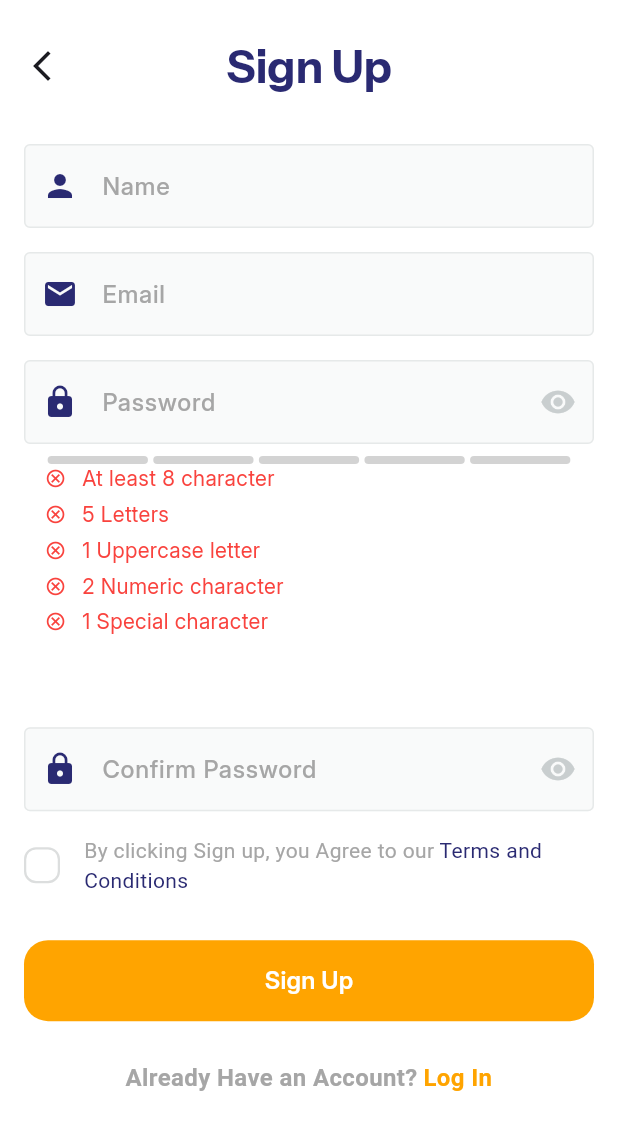
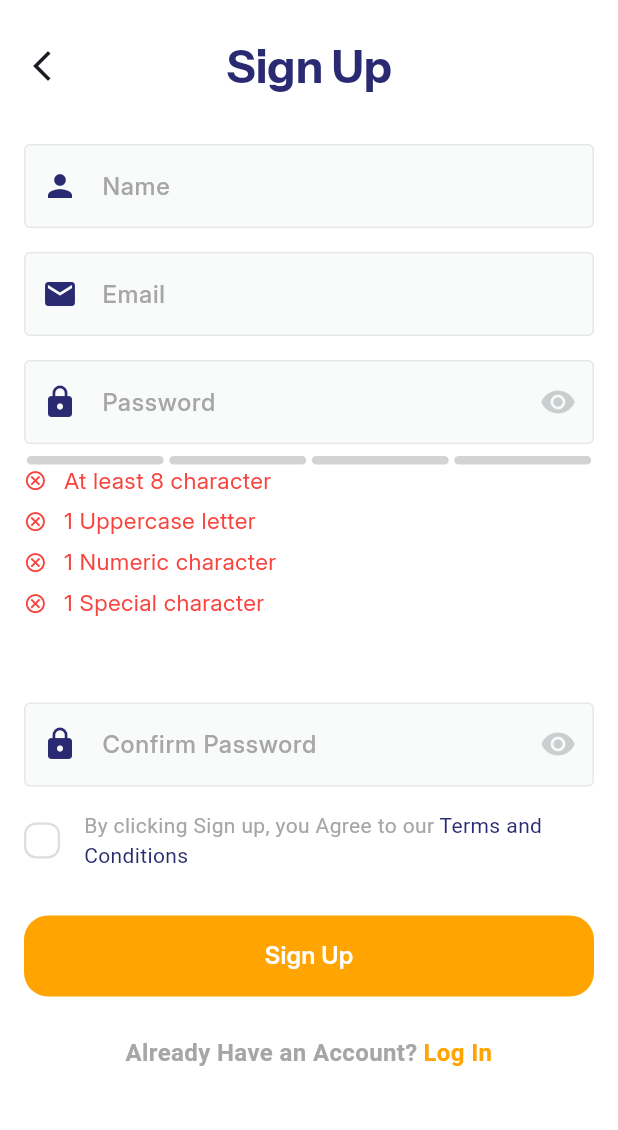
Before and after one commit to islambahaaa/Civix, a Flutter app: the SignUpView screen opened by its route, on a phone screen of 412 x 824 dp. Shown: the top 1130 px of the screen. Run offline on Flutter 3.47's test engine with Material 3 defaults, Android fonts, the phone set to English and light mode, and no system bars; drawn by our look-alikes of flutter_pw_validator; our stand-ins replace bloc, dartz, dots_indicator, email_validator, flutter_bloc, get_it and 5 more; missing offline and left inert: dart:ffi, svg_flutter; accounts and stored records are empty; project files that could hold a hidden picture were left out.

Commit message:
added some spacing

```diff
--- a/lib/core/widgets/custom_text_form_field.dart
+++ b/lib/core/widgets/custom_text_form_field.dart
@@ -1,3 +1,4 @@
+import 'package:civix_app/core/helper_functions/build_snack_bar.dart';
 import 'package:civix_app/core/utils/app_colors.dart';
 import 'package:civix_app/core/utils/app_text_styles.dart';
 import 'package:email_validator/email_validator.dart';
@@ -29,6 +30,7 @@ class CustomTextFormField extends StatelessWidget {
   Widget build(BuildContext context) {
     return TextFormField(
       controller: controller,
+      textInputAction: TextInputAction.next,
       obscureText: obscureText,
       onSaved: onSaved,
       onChanged: onChanged,
@@ -37,6 +39,7 @@ class CustomTextFormField extends StatelessWidget {
           return 'This Field is required';
         } else if (isEmailform) {
           if (!EmailValidator.validate(value)) {
+            buildSnackBar(context, 'Enter a valid email');
             return 'Enter a valid email';
           }
         }
--- a/lib/core/widgets/password_validator.dart
+++ b/lib/core/widgets/password_validator.dart
@@ -1,5 +1,6 @@
 import 'package:civix_app/core/utils/app_colors.dart';
 import 'package:flutter/material.dart';
+import 'package:flutter_pw_validator/Resource/Strings.dart';
 import 'package:flutter_pw_validator/flutter_pw_validator.dart';
 
 class PasswordValidator extends StatelessWidget {
@@ -9,17 +10,18 @@ class PasswordValidator extends StatelessWidget {
   final ValueChanged<bool> onFailure;
   @override
   Widget build(BuildContext context) {
+    var size = MediaQuery.of(context).size;
     return FlutterPwValidator(
       controller: controller,
       minLength: 8,
       uppercaseCharCount: 1,
       // failureColor: AppColors.primaryColor,
-      //successColor: AppColors.secondaryColor,
-      numericCharCount: 2,
+      // successColor: AppColors.secondaryColor,
+      numericCharCount: 1,
       specialCharCount: 1,
-      normalCharCount: 5,
-      width: MediaQuery.of(context).size.width - 60,
-      height: MediaQuery.of(context).size.height * 0.20,
+      strings: FrenchStrings(),
+      width: size.width - 32,
+      height: size.height * 0.18 < 104 ? 150 : size.height * 0.18,
       onSuccess: () {
         onFailure(true);
       },
@@ -29,3 +31,20 @@ class PasswordValidator extends StatelessWidget {
     );
   }
 }
+
+class FrenchStrings implements FlutterPwValidatorStrings {
+  @override
+  final String atLeast = 'At least 8 character';
+  @override
+  final String uppercaseLetters = '1 Uppercase letter';
+  @override
+  final String numericCharacters = '1 Numeric character';
+  @override
+  final String specialCharacters = '1 Special character';
+
+  @override
+  final String lowercaseLetters = 'Lower Case';
+
+  @override
+  final String normalLetters = 'Normal Letters';
+}
--- a/lib/features/auth/presentation/views/widgets/forgot_password_view_body.dart
+++ b/lib/features/auth/presentation/views/widgets/forgot_password_view_body.dart
@@ -50,6 +50,7 @@ class _ForgotPasswordViewBodyState extends State<ForgotPasswordViewBody> {
                 height: 16,
               ),
               CustomTextFormField(
+                isEmailform: true,
                 onSaved: (value) {
                   email = value!;
                 },
--- a/lib/features/auth/presentation/views/widgets/signin_view_body.dart
+++ b/lib/features/auth/presentation/views/widgets/signin_view_body.dart
@@ -84,9 +84,9 @@ class _SigninViewBodyState extends State<SigninViewBody> {
                 onPressed: () {
                   if (formKey.currentState!.validate()) {
                     formKey.currentState!.save();
-                    context
-                        .read<SigninCubit>()
-                        .signInWithEmailAndPassword(email, password);
+                    // context
+                    //     .read<SigninCubit>()
+                    //     .signInWithEmailAndPassword(email, password);
                   } else {
                     setState(() {
                       autovalidateMode = AutovalidateMode.always;
```
